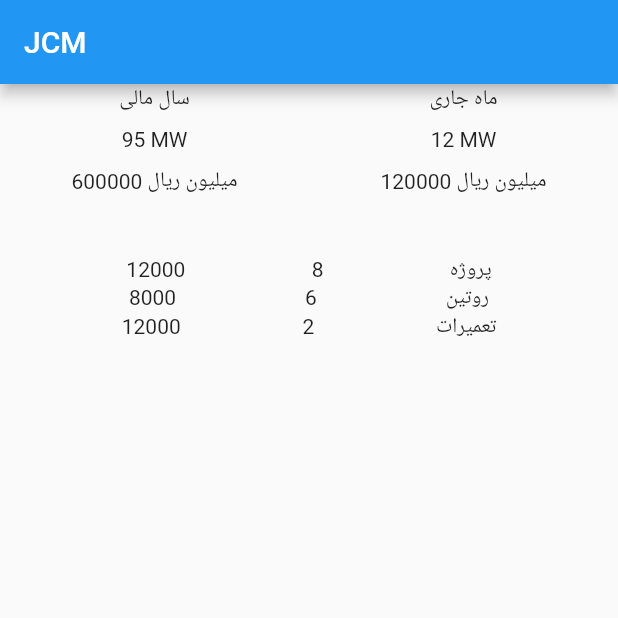
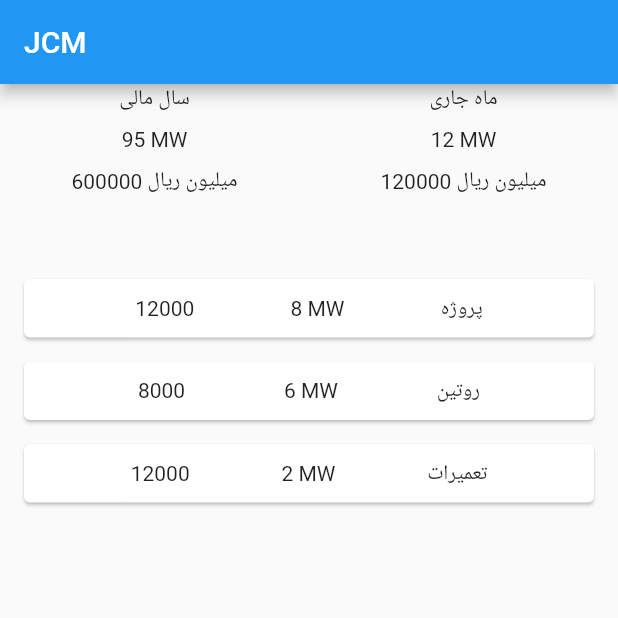
Before and after one commit to b-liva/japp, a Flutter app: the screen it shows after launch, on a phone screen of 412 x 824 dp, the top half of it. Run offline on Flutter 3.47's test engine with Material 2 defaults, Android fonts, the phone set to English and light mode, and no system bars.

Commit message:
Add project type widget

```diff
--- a/lib/main.dart
+++ b/lib/main.dart
@@ -15,6 +15,28 @@ class Home extends StatefulWidget {
 class _HomeState extends State<Home> {
   int monthMw=12;
   int yearMw=95;
+
+  Widget projectTypeTemplate(pr){
+    return Card(
+      margin: EdgeInsets.fromLTRB(16, 16, 16, 0),
+      child: Column(
+        children: [
+          Padding(
+            padding: EdgeInsets.all(10),
+            child: Row(
+              mainAxisAlignment: MainAxisAlignment.spaceEvenly,
+              textDirection: TextDirection.rtl,
+              children: [
+                Text('${pr.title}'),
+                Text('${pr.mw} MW'),
+                Text('${pr.sales}'),
+              ],
+            ),
+          )
+        ],
+      ),
+    );
+  }
 
   List<ProjectTypeStats> prTypeData = [
     ProjectTypeStats(title: 'پروژه', mw: 8, sales: 12000),
@@ -57,15 +79,7 @@ class _HomeState extends State<Home> {
           ),
           SizedBox(height: 40),
           Column(
-            children: prTypeData.map((d) => Row(
-              textDirection: TextDirection.rtl,
-              mainAxisAlignment: MainAxisAlignment.spaceEvenly,
-              children: [
-                Text('${d.title}'),
-                Text('${d.mw}'),
-                Text('${d.sales}'),
-              ],
-            )).toList(),
+            children: prTypeData.map((d) => projectTypeTemplate(d)).toList(),
           )
         ],
       )
```
